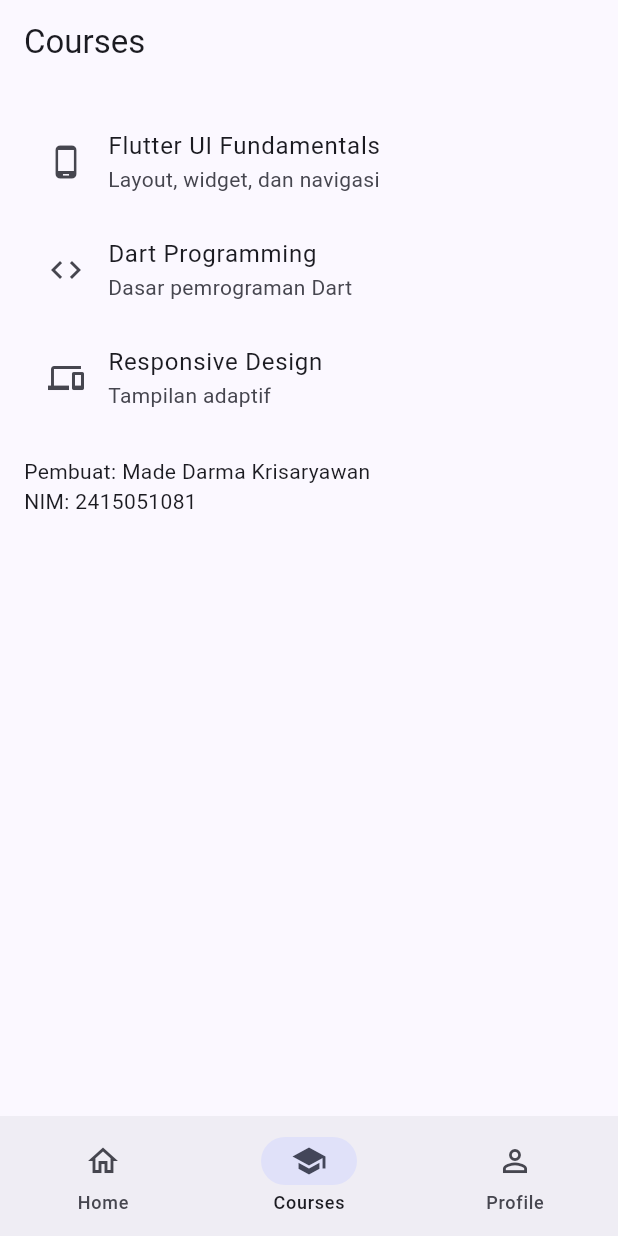
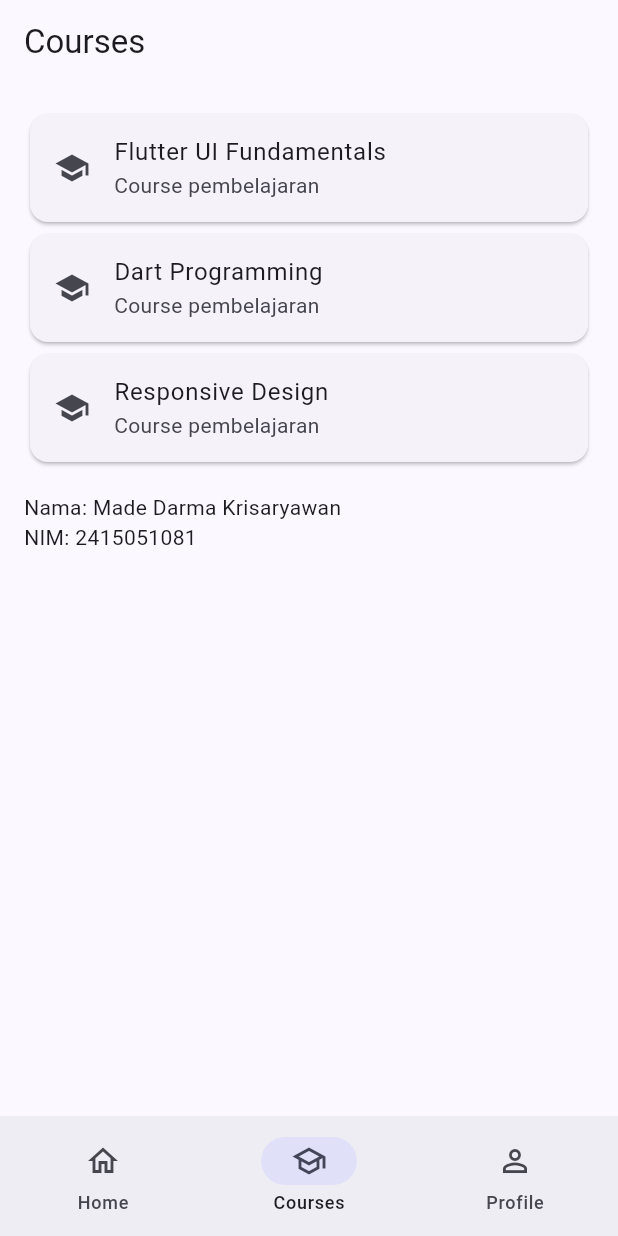
Before and after one commit to darmakrisaryawan-sys/flutter_ui_fundamentals, a Flutter app: the screen it shows after launch, item 2 of the bottom bar chosen, on a phone screen of 412 x 824 dp. Run offline on Flutter 3.47's test engine with Material 3 defaults, Android fonts, the phone set to English and light mode, and no system bars.

```diff
--- a/lib/main.dart
+++ b/lib/main.dart
@@ -16,53 +16,57 @@ class CourseExplorerApp extends StatelessWidget {
       debugShowCheckedModeBanner: false,
       title: 'Course Explorer',
       theme: ThemeData(colorSchemeSeed: Colors.indigo, useMaterial3: true),
-      home: const MainNavigationPage(),
+      home: const MainPage(),
     );
   }
 }
 
-class MainNavigationPage extends StatefulWidget {
-  const MainNavigationPage({super.key});
+class MainPage extends StatefulWidget {
+  const MainPage({super.key});
 
   @override
-  State<MainNavigationPage> createState() => _MainNavigationPageState();
+  State<MainPage> createState() => _MainPageState();
 }
 
-class _MainNavigationPageState extends State<MainNavigationPage> {
-  int currentIndex = 0;
-
-  final List<Widget> pages = const [
-    HomeScreen(),
-    CoursesScreen(),
-    ProfileScreen(),
-  ];
+class _MainPageState extends State<MainPage> {
+  int selectedIndex = 0;
 
   @override
   Widget build(BuildContext context) {
+    final pages = [
+      HomePage(
+        onFeedback: () {
+          Navigator.push(
+            context,
+            MaterialPageRoute(builder: (_) => const FeedbackPage()),
+          );
+        },
+      ),
+      const CoursesPage(),
+      const ProfilePage(),
+    ];
+
     return LayoutBuilder(
       builder: (context, constraints) {
         if (constraints.maxWidth < 840) {
           return Scaffold(
-            body: pages[currentIndex],
+            body: pages[selectedIndex],
             bottomNavigationBar: NavigationBar(
-              selectedIndex: currentIndex,
+              selectedIndex: selectedIndex,
               onDestinationSelected: (index) {
-                setState(() => currentIndex = index);
+                setState(() => selectedIndex = index);
               },
               destinations: const [
                 NavigationDestination(
                   icon: Icon(Icons.home_outlined),
-                  selectedIcon: Icon(Icons.home),
                   label: 'Home',
                 ),
                 NavigationDestination(
                   icon: Icon(Icons.school_outlined),
-                  selectedIcon: Icon(Icons.school),
                   label: 'Courses',
                 ),
                 NavigationDestination(
                   icon: Icon(Icons.person_outline),
-                  selectedIcon: Icon(Icons.person),
                   label: 'Profile',
                 ),
               ],
@@ -74,31 +78,28 @@ class _MainNavigationPageState extends State<MainNavigationPage> {
           body: Row(
             children: [
               NavigationRail(
-                selectedIndex: currentIndex,
+                selectedIndex: selectedIndex,
+                labelType: NavigationRailLabelType.all,
                 onDestinationSelected: (index) {
-                  setState(() => currentIndex = index);
+                  setState(() => selectedIndex = index);
                 },
-                labelType: NavigationRailLabelType.all,
                 destinations: const [
                   NavigationRailDestination(
                     icon: Icon(Icons.home_outlined),
-                    selectedIcon: Icon(Icons.home),
                     label: Text('Home'),
                   ),
                   NavigationRailDestination(
                     icon: Icon(Icons.school_outlined),
-                    selectedIcon: Icon(Icons.school),
                     label: Text('Courses'),
                   ),
                   NavigationRailDestination(
                     icon: Icon(Icons.person_outline),
-                    selectedIcon: Icon(Icons.person),
                     label: Text('Profile'),
                   ),
                 ],
               ),
               const VerticalDivider(width: 1),
-              Expanded(child: pages[currentIndex]),
+              Expanded(child: pages[selectedIndex]),
             ],
           ),
         );
@@ -107,43 +108,39 @@ class _MainNavigationPageState extends State<MainNavigationPage> {
   }
 }
 
-class HomeScreen extends StatelessWidget {
-  const HomeScreen({super.key});
+class HomePage extends StatelessWidget {
+  final VoidCallback onFeedback;
+
+  const HomePage({super.key, required this.onFeedback});
 
   @override
   Widget build(BuildContext context) {
     return Scaffold(
       appBar: AppBar(title: const Text('Course Explorer')),
       body: Center(
-        child: SingleChildScrollView(
+        child: Padding(
           padding: const EdgeInsets.all(24),
           child: Column(
-            mainAxisAlignment: MainAxisAlignment.center,
+            mainAxisSize: MainAxisSize.min,
             children: [
-              const Icon(Icons.menu_book, size: 80),
+              const Icon(Icons.menu_book, size: 72),
               const SizedBox(height: 16),
               Text(
-                'Selamat datang, $studentName',
+                studentName,
                 textAlign: TextAlign.center,
                 style: Theme.of(context).textTheme.titleLarge,
               ),
               Text('NIM: $studentId'),
-              const SizedBox(height: 24),
+              const SizedBox(height: 20),
               const Text(
-                'Jelajahi course dan kirimkan masukan '
-                'untuk pengembangan aplikasi.',
+                'Selamat datang di Course Explorer!',
                 textAlign: TextAlign.center,
               ),
               const SizedBox(height: 20),
               FilledButton.icon(
-                icon: const Icon(Icons.feedback_outlined),
+                onPressed: onFeedback,
+                icon: const Icon(Icons.feedback),
                 label: const Text('Buka Form Feedback'),
-                onPressed: () {
-                  Navigator.push(
-                    context,
-                    MaterialPageRoute(builder: (_) => const FeedbackFormPage()),
-                  );
-                },
               ),
             ],
           ),
@@ -153,82 +150,76 @@ class HomeScreen extends StatelessWidget {
   }
 }
 
-class CoursesScreen extends StatelessWidget {
-  const CoursesScreen({super.key});
+class CoursesPage extends StatelessWidget {
+  const CoursesPage({super.key});
 
   @override
   Widget build(BuildContext context) {
+    const courses = [
+      'Flutter UI Fundamentals',
+      'Dart Programming',
+      'Responsive Design',
+    ];
+
     return Scaffold(
       appBar: AppBar(title: const Text('Courses')),
       body: ListView(
         padding: const EdgeInsets.all(16),
-        children: const [
-          ListTile(
-            leading: Icon(Icons.phone_android),
-            title: Text('Flutter UI Fundamentals'),
-            subtitle: Text('Layout, widget, dan navigasi'),
+        children: [
+          for (final course in courses)
+            Card(
+              child: ListTile(
+                leading: const Icon(Icons.school),
+                title: Text(course),
+                subtitle: const Text('Course pembelajaran'),
               ),
-          ListTile(
-            leading: Icon(Icons.code),
-            title: Text('Dart Programming'),
-            subtitle: Text('Dasar pemrograman Dart'),
             ),
-          ListTile(
-            leading: Icon(Icons.devices),
-            title: Text('Responsive Design'),
-            subtitle: Text('Tampilan adaptif'),
-          ),
-          SizedBox(height: 16),
-          Text('Pembuat: Made Darma Krisaryawan'),
-          Text('NIM: 2415051081'),
+          const SizedBox(height: 16),
+          Text('Nama: $studentName'),
+          Text('NIM: $studentId'),
         ],
       ),
     );
   }
 }
 
-class ProfileScreen extends StatelessWidget {
-  const ProfileScreen({super.key});
+class ProfilePage extends StatelessWidget {
+  const ProfilePage({super.key});
 
   @override
   Widget build(BuildContext context) {
     return Scaffold(
       appBar: AppBar(title: const Text('Profile')),
       body: Center(
-        child: Padding(
-          padding: const EdgeInsets.all(24),
         child: Column(
           mainAxisSize: MainAxisSize.min,
-            children: const [
-              CircleAvatar(radius: 42, child: Icon(Icons.person, size: 48)),
-              SizedBox(height: 16),
-              Text(
-                studentName,
-                textAlign: TextAlign.center,
-                style: TextStyle(fontSize: 20, fontWeight: FontWeight.bold),
-              ),
+          children: [
+            const CircleAvatar(radius: 40, child: Icon(Icons.person, size: 44)),
+            const SizedBox(height: 16),
+            Text(studentName, textAlign: TextAlign.center),
             Text('NIM: $studentId'),
-              Text('Kelas: PTI 5B'),
+            const Text('Kelas: PTI 5B'),
           ],
-          ),
         ),
       ),
     );
   }
 }
 
-class FeedbackFormPage extends StatefulWidget {
-  const FeedbackFormPage({super.key});
+class FeedbackPage extends StatefulWidget {
+  const FeedbackPage({super.key});
 
   @override
-  State<FeedbackFormPage> createState() => _FeedbackFormPageState();
+  State<FeedbackPage> createState() => _FeedbackPageState();
 }
 
-class _FeedbackFormPageState extends State<FeedbackFormPage> {
+class _FeedbackPageState extends State<FeedbackPage> {
   final formKey = GlobalKey<FormState>();
   final nameController = TextEditingController(text: studentName);
   final nimController = TextEditingController(text: studentId);
   final commentController = TextEditingController();
+
+  bool isLoading = false;
 
   @override
   void dispose() {
@@ -238,28 +229,50 @@ class _FeedbackFormPageState extends State<FeedbackFormPage> {
     super.dispose();
   }
 
-  void submitForm() {
-    if (formKey.currentState!.validate()) {
+  Future<void> submitForm() async {
+    if (!formKey.currentState!.validate() || isLoading) {
+      return;
+    }
+
     FocusScope.of(context).unfocus();
+    setState(() => isLoading = true);
 
-      showDialog<void>(
+    // Simulasi pemrosesan selama dua detik.
+    await Future.delayed(const Duration(seconds: 2));
+
+    if (!mounted) return;
+
+    setState(() => isLoading = false);
+
+    final name = nameController.text.trim();
+    final nim = nimController.text.trim();
+    final comment = commentController.text.trim();
+
+    ScaffoldMessenger.of(context).showSnackBar(
+      const SnackBar(
+        content: Text('Feedback berhasil diproses'),
+        behavior: SnackBarBehavior.floating,
+      ),
+    );
+
+    await showDialog<void>(
       context: context,
       builder: (dialogContext) => AlertDialog(
-          title: const Text('Validasi berhasil'),
+        icon: const Icon(Icons.check_circle, color: Colors.green, size: 42),
+        title: const Text('Feedback berhasil'),
         content: Text(
-            'Nama: ${nameController.text}\n'
-            'NIM: ${nimController.text}\n'
-            'Komentar: ${commentController.text}',
+          'Nama: $name\n'
+          'NIM: $nim\n\n'
+          'Komentar:\n$comment',
         ),
         actions: [
-            TextButton(
+          FilledButton(
             onPressed: () => Navigator.pop(dialogContext),
-              child: const Text('Tutup'),
+            child: const Text('Selesai'),
           ),
         ],
       ),
     );
-    }
   }
 
   @override
@@ -280,8 +293,8 @@ class _FeedbackFormPageState extends State<FeedbackFormPage> {
                 controller: nameController,
                 decoration: const InputDecoration(
                   labelText: 'Nama',
+                  border: OutlineInputBorder(),
                   prefixIcon: Icon(Icons.person),
-                  border: OutlineInputBorder(),
                 ),
                 validator: (value) {
                   if (value == null || value.trim().isEmpty) {
@@ -296,8 +309,8 @@ class _FeedbackFormPageState extends State<FeedbackFormPage> {
                 keyboardType: TextInputType.number,
                 decoration: const InputDecoration(
                   labelText: 'NIM',
+                  border: OutlineInputBorder(),
                   prefixIcon: Icon(Icons.badge),
-                  border: OutlineInputBorder(),
                 ),
                 validator: (value) {
                   if (value == null || value.trim().isEmpty) {
@@ -313,8 +326,7 @@ class _FeedbackFormPageState extends State<FeedbackFormPage> {
                 maxLines: 5,
                 decoration: const InputDecoration(
                   labelText: 'Komentar',
-                  hintText: 'Tulis masukan minimal 5 karakter',
-                  alignLabelWithHint: true,
+                  hintText: 'Minimal 5 karakter',
                   border: OutlineInputBorder(),
                 ),
                 validator: (value) {
@@ -326,9 +338,15 @@ class _FeedbackFormPageState extends State<FeedbackFormPage> {
               ),
               const SizedBox(height: 24),
               FilledButton.icon(
-                onPressed: submitForm,
-                icon: const Icon(Icons.send),
-                label: const Text('Kirim Feedback'),
+                onPressed: isLoading ? null : submitForm,
+                icon: isLoading
+                    ? const SizedBox(
+                        width: 20,
+                        height: 20,
+                        child: CircularProgressIndicator(strokeWidth: 2),
+                      )
+                    : const Icon(Icons.send),
+                label: Text(isLoading ? 'Memproses...' : 'Kirim Feedback'),
               ),
             ],
           ),
```
Lines whose indentation alone changed are shown as unchanged.
